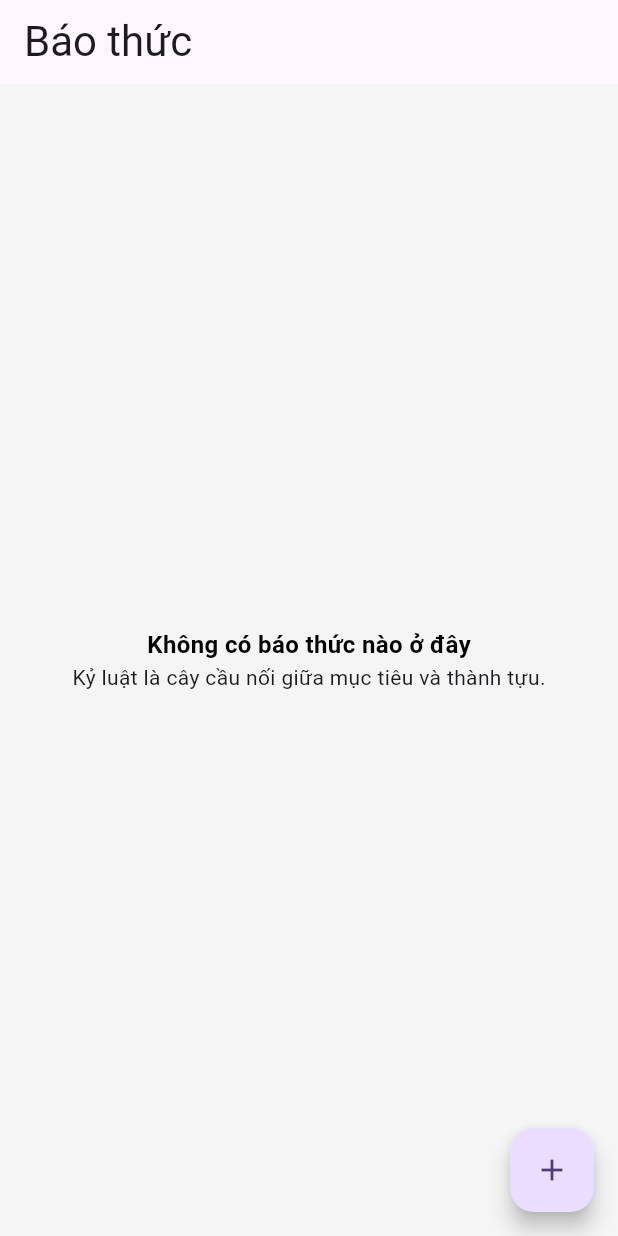
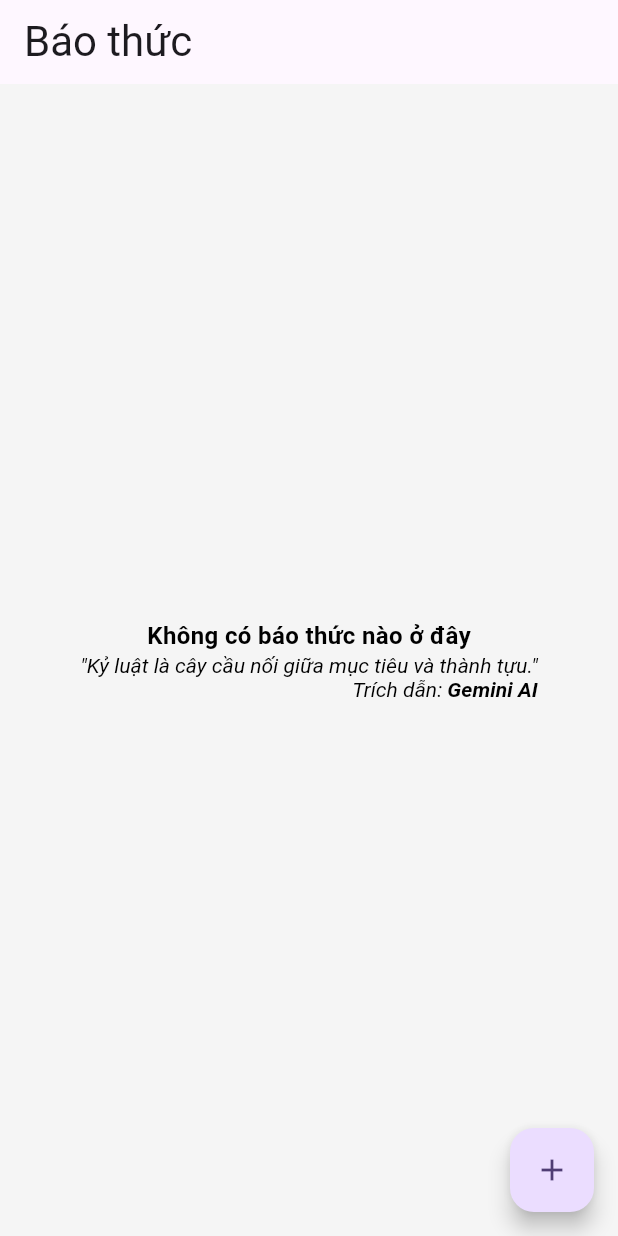
Before and after one commit to jeremienguyen20798/excerise_01, a Flutter app: the screen it shows after launch, on a phone screen of 412 x 824 dp. Run offline on Flutter 3.47's test engine with Material 3 defaults, Android fonts, the phone set to English and light mode, and no system bars; our stand-ins replace equatable, flutter_bloc, flutter_local_notifications, isar, permission_handler, timezone; accounts and stored records are empty; generated files the repository leaves out were written again.

Commit message:
Commit code: Edit alarm model, empty view UI, home bloc và them countdown bloc and view.

```diff
--- a/lib/core/constant/app_constant.dart
+++ b/lib/core/constant/app_constant.dart
@@ -3,11 +3,11 @@ const String darwinNotificationCategoryText = 'textCategory';
 const String darwinNotificationCategoryPlain = 'plainCategory';
 const String defaultOnlyOnceText = 'Một lần';
 const String defaultDailyText = 'Hàng ngày';
-const String defaultWeekText = 'Thứ Hai đến thứ Sáu';
+const String defaultMondayToFridayText = 'Thứ Hai đến thứ Sáu';
 const String defaultCustom = 'Tuỳ chỉnh';
 const String defaultAppName = 'Đồng Hồ Báo Thức';
 const String defaultEmptyText = 'Không có báo thức nào ở đây';
-const String defaultSubEmptyText = 'Kỷ luật là cây cầu nối giữa mục tiêu và thành tựu.';
+const String defaultSubEmptyText = '"Kỷ luật là cây cầu nối giữa mục tiêu và thành tựu."';
 const String titleRepeat = 'Lặp lại';
 const String chooseItem = 'Chọn mục';
 const String confirmText = 'Xác nhận';
--- a/lib/entities/alarm_repeat_type.dart
+++ b/lib/entities/alarm_repeat_type.dart
@@ -1,2 +1,2 @@
-enum AlarmRepeatType { onlyOnce, daily, week, custom }
-//onlyOnce: Chỉ một lần, daily: Hằng ngày, week: Tuần, custom: Tuỳ chỉnh
+enum AlarmRepeatType { onlyOnce, daily, mondayToFriday, custom }
+//onlyOnce: Chỉ một lần, daily: Hằng ngày, mondayToFriday: Thứ Hai đến Thứ Sáu, custom: Tuỳ chỉnh
--- a/lib/features/alarm/view/alarm_view.dart
+++ b/lib/features/alarm/view/alarm_view.dart
@@ -131,8 +131,8 @@ class _AlarmViewState extends State<AlarmView> {
                       label: defaultDailyText,
                     ),
                     DropdownMenuEntry<AlarmRepeatType>(
-                      value: AlarmRepeatType.week,
-                      label: defaultWeekText,
+                      value: AlarmRepeatType.mondayToFriday,
+                      label: defaultMondayToFridayText,
                     ),
                     DropdownMenuEntry<AlarmRepeatType>(
                       value: AlarmRepeatType.custom,
--- a/lib/features/home/view/home_view.dart
+++ b/lib/features/home/view/home_view.dart
@@ -4,6 +4,7 @@ import 'package:excerise_01/features/home/bloc/home_bloc.dart';
 import 'package:excerise_01/features/home/bloc/home_event.dart';
 import 'package:excerise_01/features/home/bloc/home_state.dart';
 import 'package:excerise_01/widgets/compoment/alarm_list.dart';
+import 'package:excerise_01/widgets/compoment/alarm_ring_view.dart';
 import 'package:flutter/material.dart';
 import 'package:flutter_bloc/flutter_bloc.dart';
 
@@ -74,7 +75,10 @@ class HomeView extends StatelessWidget {
           ),
           body: Column(
             mainAxisAlignment: MainAxisAlignment.center,
-            children: <Widget>[Expanded(child: AlarmList())],
+            children: <Widget>[
+              AlarmRingView(),
+              Expanded(child: AlarmList()),
+            ],
           ),
           floatingActionButton: isLongPress
               ? null
--- a/lib/widgets/compoment/empty_view.dart
+++ b/lib/widgets/compoment/empty_view.dart
@@ -20,7 +20,31 @@ class EmptyView extends StatelessWidget {
               fontWeight: FontWeight.bold,
             ),
           ),
-          Text(defaultSubEmptyText, style: TextStyle(fontSize: 14.0)),
+          RichText(
+            textAlign: TextAlign.end,
+            text: TextSpan(
+              text: "$defaultSubEmptyText\n",
+              style: TextStyle(
+                fontSize: 14.0,
+                color: Colors.black,
+                fontStyle: FontStyle.italic,
+              ),
+              children: [
+                TextSpan(
+                  text: 'Trích dẫn: ',
+                  style: TextStyle(fontSize: 14.0, color: Colors.black),
+                ),
+                TextSpan(
+                  text: "Gemini AI",
+                  style: TextStyle(
+                    fontSize: 14.0,
+                    color: Colors.black,
+                    fontWeight: FontWeight.bold,
+                  ),
+                ),
+              ],
+            ),
+          ),
         ],
       ),
     );
```
Also changed, not shown: lib/core/notification/alarm_notification.dart (+6 -7 lines), lib/entities/alarm.dart (+43 -8 lines), lib/features/home/bloc/home_bloc.dart (+10 -2 lines), lib/widgets/compoment/alarm_ring_view.dart (added, +38 -0 lines), lib/widgets/compoment/countdown/countdown_bloc.dart (added, +8 -0 lines), lib/widgets/compoment/countdown/countdown_event.dart (added, +9 -0 lines), lib/widgets/compoment/countdown/countdown_state.dart (added, +8 -0 lines), lib/widgets/dialogs/request_permission_dialog.dart (added, +10 -0 lines), lib/entities/alarm.g.dart, lib/widgets/compoment/countdown/countdown_alarm.dart (renamed from lib/widgets/compoment/countdown_alarm.dart).
